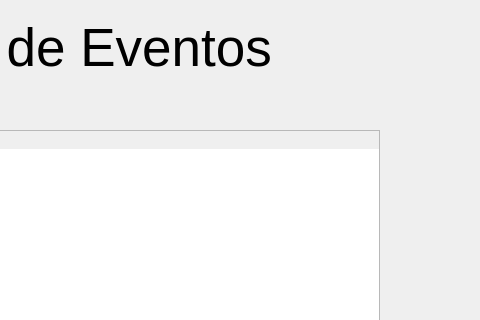
First picture: the form in project/organizingwindow.ui, repository EduuardoPerez/Championship, before the edit; both pictures show x 320 to 800 and y 0 to 320 of the 800 by 500 pixel window.
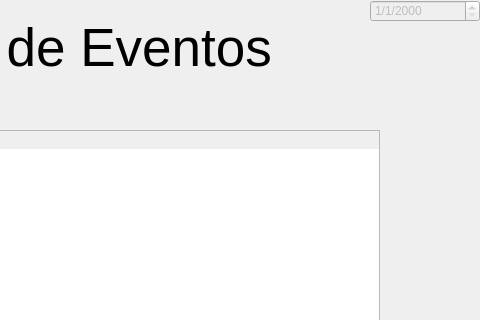
Second picture: the form after the edit. Icons and pictures are not drawn.

The edit to the form file:
```diff
--- a/project/organizingwindow.ui
+++ b/project/organizingwindow.ui
@@ -141,6 +141,22 @@
     <string>Registrar Evento</string>
    </property>
   </widget>
+  <widget class="QDateEdit" name="deCurrDate">
+   <property name="enabled">
+    <bool>false</bool>
+   </property>
+   <property name="geometry">
+    <rect>
+     <x>690</x>
+     <y>0</y>
+     <width>110</width>
+     <height>22</height>
+    </rect>
+   </property>
+   <property name="displayFormat">
+    <string>d/M/yyyy</string>
+   </property>
+  </widget>
  </widget>
  <resources>
   <include location="img/logo.qrc"/>
```
